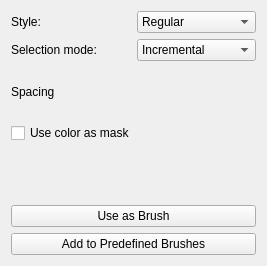
This is krita/plugins/paintops/libpaintop/wdgcustombrush.ui in KDE/krita as Qt 5 draws it before an edit. The edited form follows.
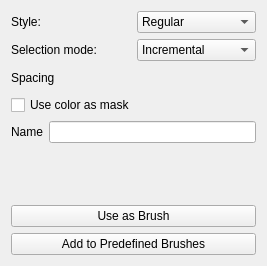
This is the edited form. Custom widgets are drawn as their Qt base class.

Commit message: o Add possibility to setup name for created brush o Fix signal which updates spacing of the brush

What changed in the file:
```diff
--- a/krita/plugins/paintops/libpaintop/wdgcustombrush.ui
+++ b/krita/plugins/paintops/libpaintop/wdgcustombrush.ui
@@ -111,6 +111,20 @@
      </property>
     </widget>
    </item>
+   <item>
+    <layout class="QHBoxLayout" name="horizontalLayout_2">
+     <item>
+      <widget class="QLabel" name="brushNameLbl">
+       <property name="text">
+        <string>Name</string>
+       </property>
+      </widget>
+     </item>
+     <item>
+      <widget class="QLineEdit" name="nameLineEdit"/>
+     </item>
+    </layout>
+   </item>
    <item>
     <layout class="QHBoxLayout">
      <property name="spacing">
```
The commit also changes 2 other files.
